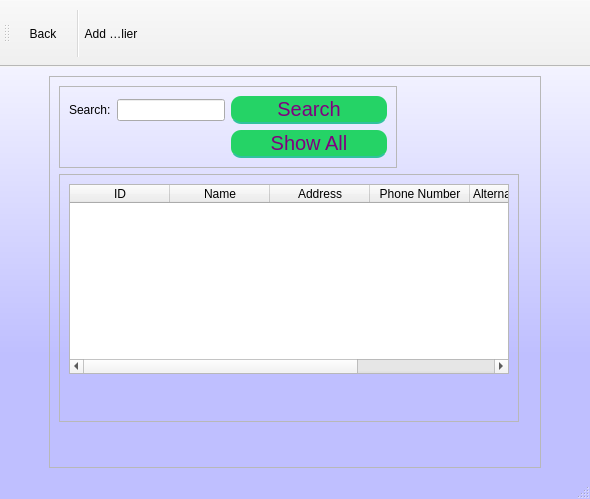
Before: the Qt Designer form Suppliers/supp.ui in mj2266/inventory_app, drawn with Qt 5.
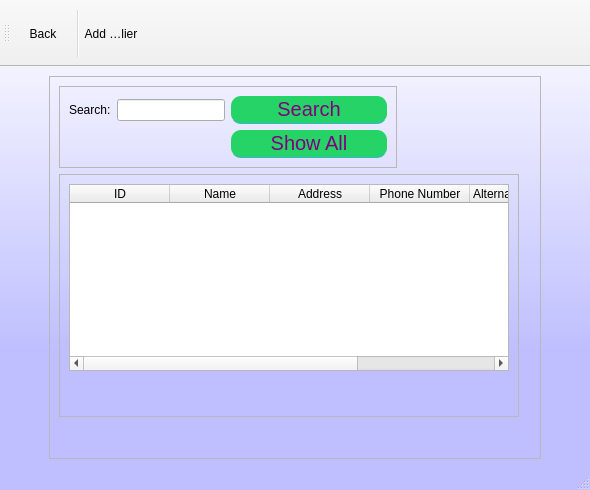
After: the same form once the commit is applied. Icons and pictures are not drawn.

Patch:
```diff
--- a/Suppliers/supp.ui
+++ b/Suppliers/supp.ui
@@ -7,7 +7,7 @@
     <x>0</x>
     <y>0</y>
     <width>590</width>
-    <height>499</height>
+    <height>490</height>
    </rect>
   </property>
   <property name="windowTitle">
@@ -145,7 +145,7 @@
              <bool>false</bool>
             </attribute>
             <attribute name="verticalHeaderStretchLastSection">
-             <bool>true</bool>
+             <bool>false</bool>
             </attribute>
             <column>
              <property name="text">
```
Left out of the diff: 7 changed lines with no effect on the pictures.
